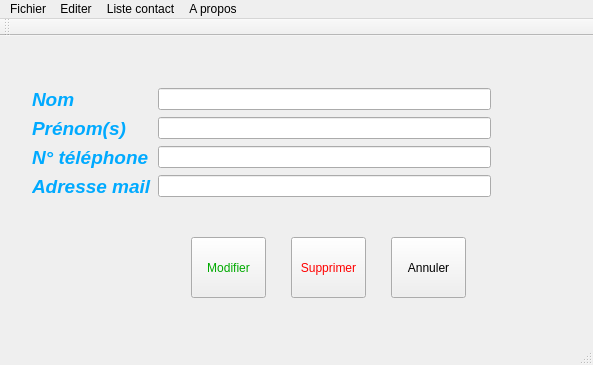
Before: the Qt Designer form contact/mainwindow.ui in watmeto/ContactManager, drawn with Qt 5.
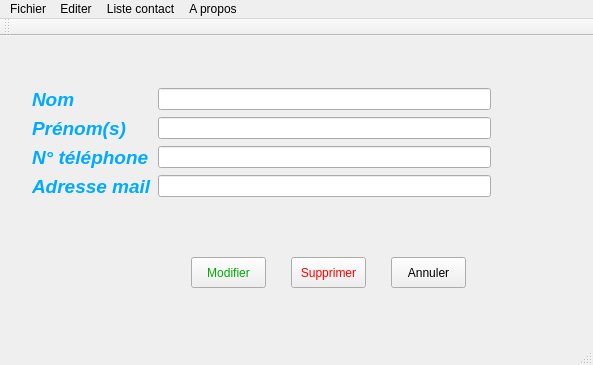
After: the same form once the commit is applied. The open tabs and pages were chosen to show the change. Icons and pictures are not drawn.

Diff of the .ui file:
```diff
--- a/contact/mainwindow.ui
+++ b/contact/mainwindow.ui
@@ -141,9 +141,9 @@
           <property name="geometry">
            <rect>
             <x>30</x>
-            <y>80</y>
+            <y>100</y>
             <width>75</width>
-            <height>61</height>
+            <height>31</height>
            </rect>
           </property>
           <property name="styleSheet">
@@ -257,9 +257,9 @@
         <property name="geometry">
          <rect>
           <x>180</x>
-          <y>190</y>
+          <y>210</y>
           <width>75</width>
-          <height>61</height>
+          <height>31</height>
          </rect>
         </property>
         <property name="styleSheet">
@@ -273,9 +273,9 @@
         <property name="geometry">
          <rect>
           <x>280</x>
-          <y>190</y>
+          <y>210</y>
           <width>75</width>
-          <height>61</height>
+          <height>31</height>
          </rect>
         </property>
         <property name="styleSheet">
```
Left out of the diff: 2 changed lines with no effect on the pictures.
